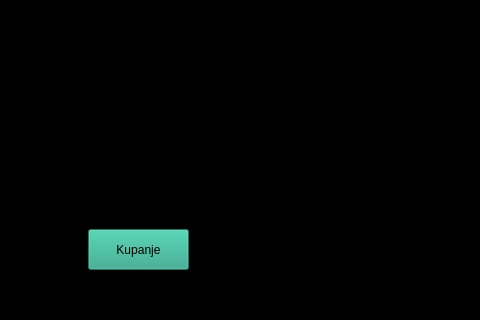
Above: Ljubimac/mainwindow.ui from MATF-RS19/RS030-ljubimac before the change; both pictures show x 192 to 672 and y 151 to 471 of the 672 by 471 pixel window. Below: the same form after it.
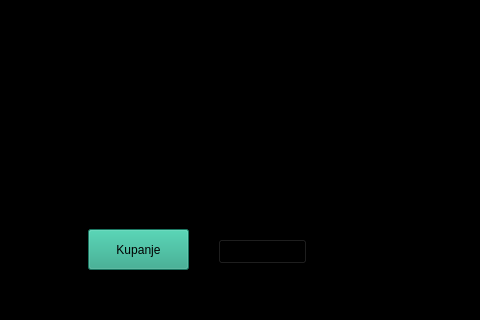
That is the form after the change. The open tabs and pages were chosen to show the change. Icons and pictures are not drawn.

The edit to the form file:
```diff
--- a/Ljubimac/mainwindow.ui
+++ b/Ljubimac/mainwindow.ui
@@ -231,6 +231,19 @@
        <string>Kupanje</string>
       </property>
      </widget>
+     <widget class="QPushButton" name="sapun">
+      <property name="geometry">
+       <rect>
+        <x>410</x>
+        <y>340</y>
+        <width>89</width>
+        <height>25</height>
+       </rect>
+      </property>
+      <property name="text">
+       <string>PushButton</string>
+      </property>
+     </widget>
     </widget>
     <widget class="QWidget" name="page_igraonica">
      <widget class="QGraphicsView" name="graphicsView_igraonica">
```
Left out of the diff: 2 changed lines with no effect on the pictures.
